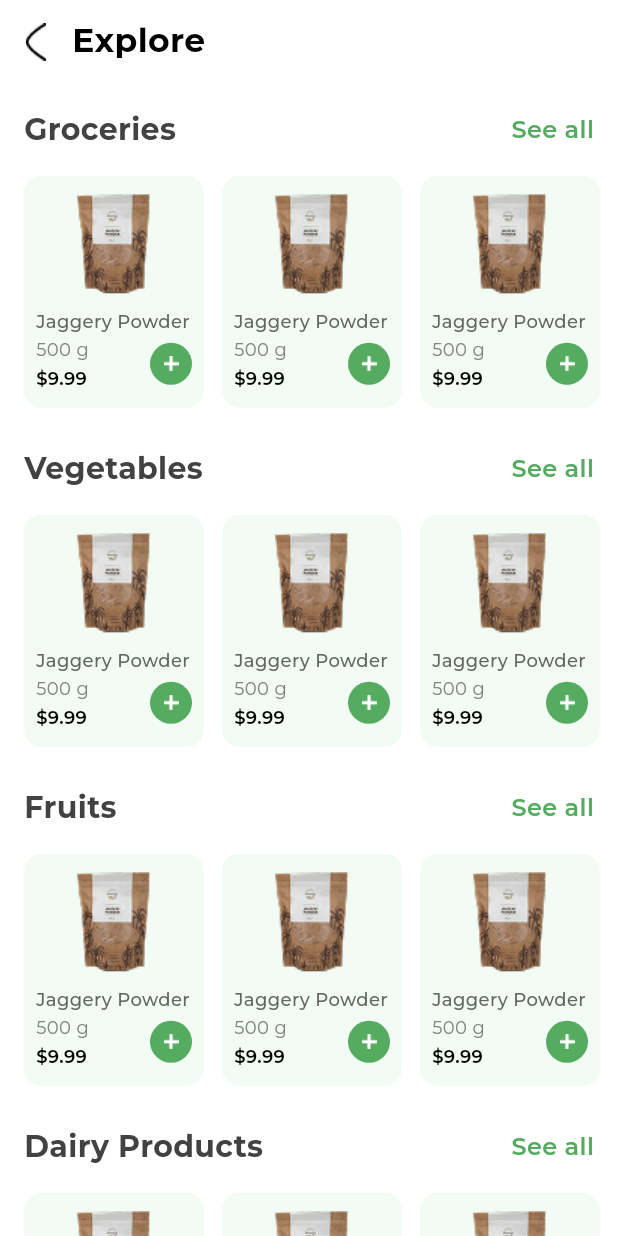
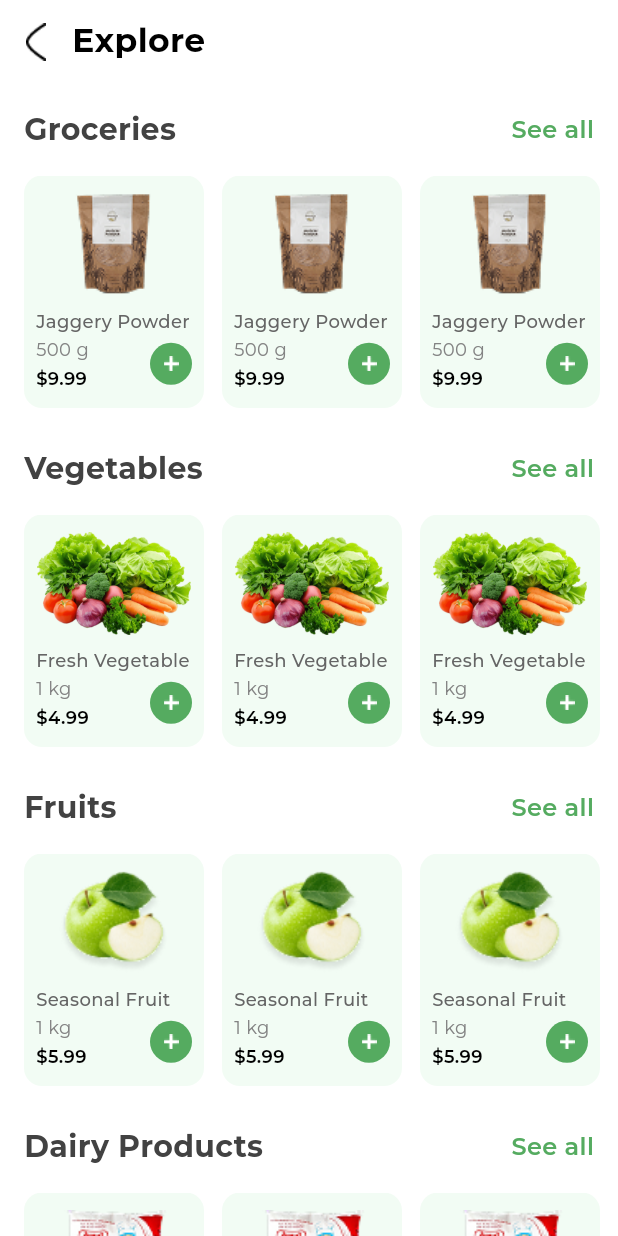
Before and after one commit to johntarus/flutter_grocery_store, a Flutter app: the ExploreScreen screen opened directly, on a phone screen of 412 x 824 dp. Run offline on Flutter 3.47's test engine with Material 3 defaults, Android fonts, the phone set to English and light mode, and no system bars; our stand-ins replace flutter_svg, go_router, google_fonts.

Commit message:
Refactored explore screen

```diff
--- /dev/null
+++ b/lib/screens/cart/cart_screen.dart
@@ -0,0 +1,25 @@
+import 'package:flutter/material.dart';
+
+class CartScreen extends StatelessWidget {
+  const CartScreen({super.key});
+
+  @override
+  Widget build(BuildContext context) {
+    return Scaffold(
+      appBar: AppBar(
+        title: const Text('Cart'),
+        backgroundColor: Colors.green,
+        leading: IconButton(
+          icon: const Icon(Icons.arrow_back),
+          onPressed: () => Navigator.pop(context),
+        ),
+      ),
+      body: Center(
+        child: Text(
+          'Your cart is empty',
+          style: TextStyle(fontSize: 20, color: Colors.grey[600]),
+        ),
+      ),
+    );
+  }
+}
--- /dev/null
+++ b/lib/screens/explore/components/category_section.dart
@@ -0,0 +1,35 @@
+import 'package:flutter/material.dart';
+import 'package:go_router/go_router.dart';
+
+import '../../home/components/header_section.dart';
+import 'product_list.dart';
+
+class CategorySection extends StatelessWidget {
+  final String title;
+  final String routeName;
+  final List<ProductCardData> products;
+
+  const CategorySection({
+    super.key,
+    required this.title,
+    required this.products,
+    this.routeName = '/home/explore/category',
+  });
+
+  @override
+  Widget build(BuildContext context) {
+    return Column(
+      children: [
+        SectionHeader(
+          title: title,
+          actionText: 'See all',
+          onActionPressed: () {
+            context.push(routeName);
+          },
+        ),
+        ProductList(products: products),
+        const SizedBox(height: 26),
+      ],
+    );
+  }
+}
--- /dev/null
+++ b/lib/screens/explore/components/product_card.dart
@@ -0,0 +1,101 @@
+import 'package:flutter/material.dart';
+import 'package:google_fonts/google_fonts.dart';
+import 'package:sg_grocery/theme/app_colors.dart';
+
+class ProductCard extends StatelessWidget {
+  final String imagePath;
+  final String name;
+  final String weight;
+  final String price;
+  final Color backgroundColor;
+
+  const ProductCard({
+    super.key,
+    required this.imagePath,
+    required this.name,
+    required this.weight,
+    required this.price,
+    this.backgroundColor = AppColors.themeGreenLight,
+  });
+
+  @override
+  Widget build(BuildContext context) {
+    return Container(
+      width: 120,
+      decoration: BoxDecoration(
+        color: backgroundColor,
+        borderRadius: BorderRadius.circular(12),
+      ),
+      padding: const EdgeInsets.all(8),
+      child: Column(
+        mainAxisAlignment: MainAxisAlignment.center,
+        children: [
+          Center(child: Image.asset(imagePath, height: 69, fit: BoxFit.cover)),
+          const SizedBox(height: 8),
+          Row(
+            children: [
+              Expanded(
+                child: Column(
+                  crossAxisAlignment: CrossAxisAlignment.start,
+                  children: [
+                    Text(
+                      name,
+                      style: GoogleFonts.montserrat(
+                        fontSize: 12,
+                        fontWeight: FontWeight.w500,
+                        color: AppColors.dimGreyColor,
+                      ),
+                      overflow: TextOverflow.ellipsis,
+                    ),
+                    const SizedBox(height: 2),
+                    Row(
+                      children: [
+                        Expanded(
+                          child: Column(
+                            crossAxisAlignment: CrossAxisAlignment.start,
+                            children: [
+                              Text(
+                                weight,
+                                style: GoogleFonts.montserrat(
+                                  fontSize: 12,
+                                  fontWeight: FontWeight.w400,
+                                  color: AppColors.lightGreyColor,
+                                ),
+                                overflow: TextOverflow.ellipsis,
+                              ),
+                              const SizedBox(height: 2),
+                              Text(
+                                price,
+                                style: GoogleFonts.montserrat(
+                                  fontSize: 12,
+                                  fontWeight: FontWeight.w600,
+                                  color: AppColors.blackColor,
+                                ),
+                              ),
+                            ],
+                          ),
+                        ),
+                        Container(
+                          padding: const EdgeInsets.all(2),
+                          decoration: BoxDecoration(
+                            color: AppColors.themeGreen,
+                            shape: BoxShape.circle,
+                          ),
+                          child: Image.asset(
+                            'assets/icons/add_icon.png',
+                            width: 24,
+                            height: 24,
+                          ),
+                        ),
+                      ],
+                    ),
+                  ],
+                ),
+              ),
+            ],
+          ),
+        ],
+      ),
+    );
+  }
+}
--- /dev/null
+++ b/lib/screens/explore/components/product_list.dart
@@ -0,0 +1,42 @@
+import 'package:flutter/material.dart';
+
+import 'product_card.dart';
+
+class ProductList extends StatelessWidget {
+  final List<ProductCardData> products;
+
+  const ProductList({super.key, required this.products});
+
+  @override
+  Widget build(BuildContext context) {
+    return SizedBox(
+      height: 155,
+      child: ListView.separated(
+        scrollDirection: Axis.horizontal,
+        padding: const EdgeInsets.symmetric(horizontal: 16),
+        itemCount: products.length,
+        separatorBuilder: (_, __) => const SizedBox(width: 12),
+        itemBuilder: (context, index) => ProductCard(
+          imagePath: products[index].imagePath,
+          name: products[index].name,
+          weight: products[index].weight,
+          price: products[index].price,
+        ),
+      ),
+    );
+  }
+}
+
+class ProductCardData {
+  final String imagePath;
+  final String name;
+  final String weight;
+  final String price;
+
+  ProductCardData({
+    required this.imagePath,
+    required this.name,
+    required this.weight,
+    required this.price,
+  });
+}
--- a/lib/screens/explore/explore_screen.dart
+++ b/lib/screens/explore/explore_screen.dart
@@ -1,116 +1,65 @@
 import 'package:flutter/material.dart';
-import 'package:go_router/go_router.dart';
-import 'package:google_fonts/google_fonts.dart';
 import 'package:sg_grocery/theme/app_colors.dart';
 
 import '../../components/custom_header.dart';
-import '../home/components/header_section.dart';
-
-class ProductList extends StatelessWidget {
-  const ProductList({super.key});
-
-  @override
-  Widget build(BuildContext context) {
-    return SizedBox(
-      height: 155,
-      child: ListView.separated(
-        scrollDirection: Axis.horizontal,
-        padding: const EdgeInsets.symmetric(horizontal: 16),
-        itemCount: 6,
-        separatorBuilder: (_, __) => const SizedBox(width: 12),
-        itemBuilder: (context, index) => Container(
-          width: 120,
-          decoration: BoxDecoration(
-            color: AppColors.themeGreenLight,
-            borderRadius: BorderRadius.circular(12),
-          ),
-          padding: const EdgeInsets.all(8),
-          child: Column(
-            mainAxisAlignment: MainAxisAlignment.center,
-            children: [
-              Center(
-                child: Image.asset(
-                  'assets/images/jaggery.png',
-                  height: 69,
-                  fit: BoxFit.cover,
-                ),
-              ),
-              const SizedBox(height: 8),
-              Row(
-                children: [
-                  Expanded(
-                    child: Column(
-                      crossAxisAlignment: CrossAxisAlignment.start,
-                      children: [
-                        Text(
-                          'Jaggery Powder',
-                          style: GoogleFonts.montserrat(
-                            fontSize: 12,
-                            fontWeight: FontWeight.w500,
-                            color: AppColors.dimGreyColor,
-                          ),
-                          overflow: TextOverflow.ellipsis,
-                        ),
-                        const SizedBox(height: 2),
-                        Row(
-                          children: [
-                            Expanded(
-                              child: Column(
-                                crossAxisAlignment: CrossAxisAlignment.start,
-                                children: [
-                                  Text(
-                                    '500 g',
-                                    style: GoogleFonts.montserrat(
-                                      fontSize: 12,
-                                      fontWeight: FontWeight.w400,
-                                      color: AppColors.lightGreyColor,
-                                    ),
-                                    overflow: TextOverflow.ellipsis,
-                                  ),
-                                  const SizedBox(height: 2),
-                                  Text(
-                                    '\$9.99',
-                                    style: GoogleFonts.montserrat(
-                                      fontSize: 12,
-                                      fontWeight: FontWeight.w600,
-                                      color: AppColors.blackColor,
-                                    ),
-                                  ),
-                                ],
-                              ),
-                            ),
-                            Container(
-                              padding: const EdgeInsets.all(2),
-                              decoration: BoxDecoration(
-                                color: AppColors.themeGreen,
-                                shape: BoxShape.circle,
-                              ),
-                              child: Image.asset(
-                                'assets/icons/add_icon.png',
-                                width: 24,
-                                height: 24,
-                              ),
-                            ),
-                          ],
-                        ),
-                      ],
-                    ),
-                  ),
-                ],
-              ),
-            ],
-          ),
-        ),
-      ),
-    );
-  }
-}
+import 'components/category_section.dart';
+import 'components/product_list.dart';
 
 class ExploreScreen extends StatelessWidget {
   const ExploreScreen({super.key});
 
   @override
   Widget build(BuildContext context) {
+    final groceries = List.generate(
+      6,
+      (index) => ProductCardData(
+        imagePath: 'assets/images/jaggery.png',
+        name: 'Jaggery Powder',
+        weight: '500 g',
+        price: '\$9.99',
+      ),
+    );
+
+    final vegetables = List.generate(
+      6,
+      (index) => ProductCardData(
+        imagePath: 'assets/images/seasonal.png',
+        name: 'Fresh Vegetable',
+        weight: '1 kg',
+        price: '\$4.99',
+      ),
+    );
+
+    final fruits = List.generate(
+      6,
+      (index) => ProductCardData(
+        imagePath: 'assets/images/fruit.png',
+        name: 'Seasonal Fruit',
+        weight: '1 kg',
+        price: '\$5.99',
+      ),
+    );
+
+    final dairy = List.generate(
+      6,
+      (index) => ProductCardData(
+        imagePath: 'assets/images/gold_milk.png',
+        name: 'Fresh Milk',
+        weight: '1 L',
+        price: '\$3.99',
+      ),
+    );
+
+    final bakery = List.generate(
+      6,
+      (index) => ProductCardData(
+        imagePath: 'assets/images/parle_rusk.png',
+        name: 'Whole Wheat Bread',
+        weight: '500 g',
+        price: '\$2.99',
+      ),
+    );
+
     return Scaffold(
       backgroundColor: AppColors.white,
       appBar: CommonHeader(
@@ -121,54 +70,21 @@ class ExploreScreen extends StatelessWidget {
       body: CustomScrollView(
         slivers: [
           const SliverToBoxAdapter(child: SizedBox(height: 20)),
-
-          // Groceries Section
           SliverToBoxAdapter(
-            child: SectionHeader(
-              title: 'Groceries',
-              actionText: 'See all',
-              onActionPressed: () {
-                context.push('/home/explore/category');
-              },
-            ),
+            child: CategorySection(title: 'Groceries', products: groceries),
           ),
-          const SliverToBoxAdapter(child: ProductList()),
-
-          const SliverToBoxAdapter(child: SizedBox(height: 26)),
-
-          // Vegetables
           SliverToBoxAdapter(
-            child: SectionHeader(title: 'Vegetables', actionText: 'See all'),
+            child: CategorySection(title: 'Vegetables', products: vegetables),
           ),
-          const SliverToBoxAdapter(child: ProductList()),
-
-          const SliverToBoxAdapter(child: SizedBox(height: 26)),
-
-          // Fruits
           SliverToBoxAdapter(
-            child: SectionHeader(title: 'Fruits', actionText: 'See all'),
+            child: CategorySection(title: 'Fruits', products: fruits),
           ),
-          const SliverToBoxAdapter(child: ProductList()),
-
-          const SliverToBoxAdapter(child: SizedBox(height: 26)),
-
-          // Dairy Products
           SliverToBoxAdapter(
-            child: SectionHeader(
-              title: 'Dairy Products',
-              actionText: 'See all',
-            ),
+            child: CategorySection(title: 'Dairy Products', products: dairy),
           ),
-          const SliverToBoxAdapter(child: ProductList()),
-
-          const SliverToBoxAdapter(child: SizedBox(height: 26)),
-
-          // Bakery Section
           SliverToBoxAdapter(
-            child: SectionHeader(title: 'Bakery Items', actionText: 'See all'),
+            child: CategorySection(title: 'Bakery Items', products: bakery),
           ),
-          const SliverToBoxAdapter(child: ProductList()),
-
           const SliverToBoxAdapter(child: SizedBox(height: 40)),
         ],
       ),
```
Also changed, not shown: assets/images/gold_milk.png (added), assets/images/parle_rusk.png (added).
